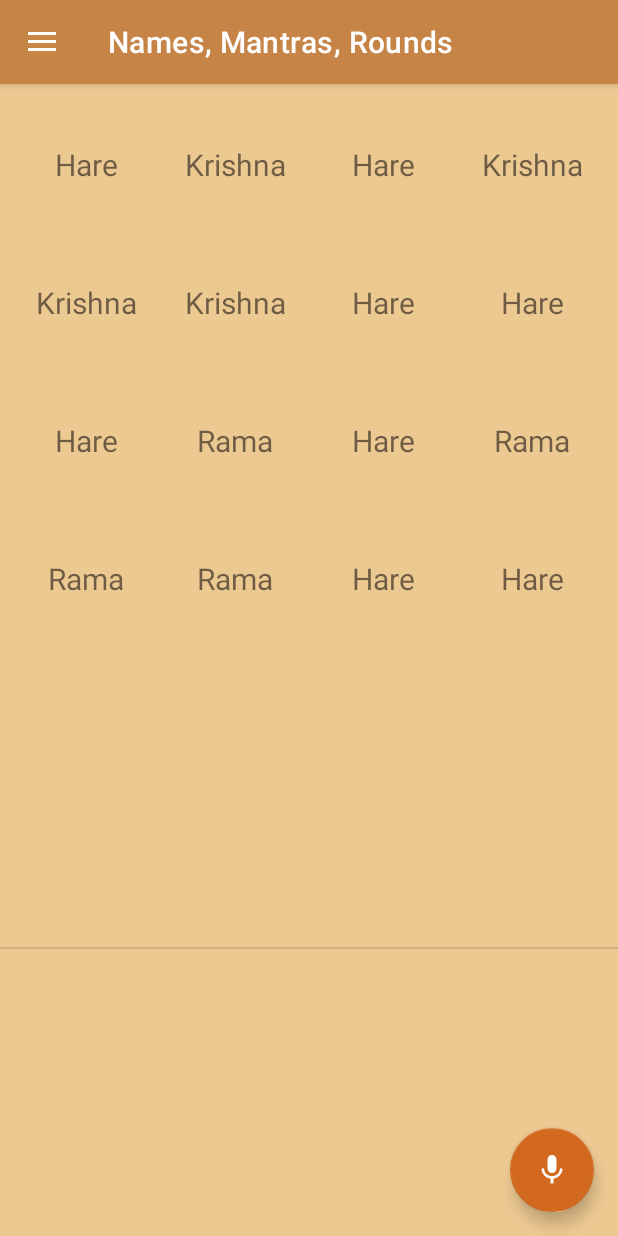
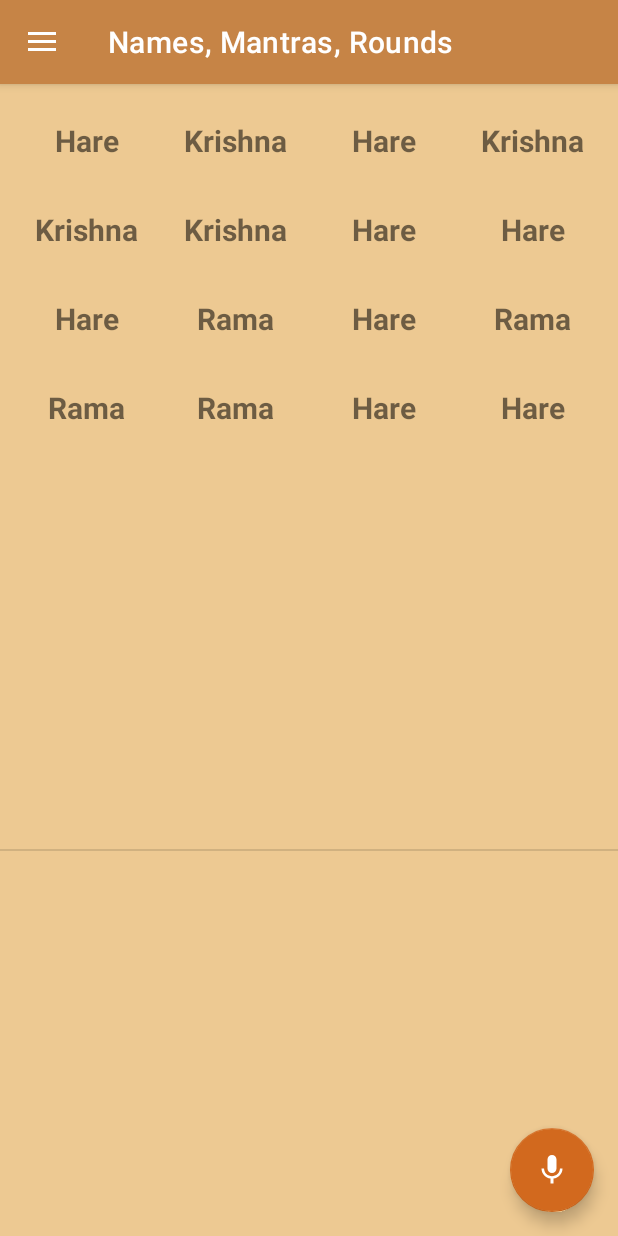
Before and after one commit to Swicegood/hare-krishna-mantra-practice, an Android app: the screen it shows after launch (MainActivity), on a phone screen of 412 x 824 dp. Run offline under Robolectric (Android 15) with nearby library versions, the phone set to English and light mode, and no system bars; our stand-ins replace navigation-ui.

Commit message:
style text

```diff
--- a/app/src/main/res/layout/fragment_first.xml
+++ b/app/src/main/res/layout/fragment_first.xml
@@ -12,7 +12,7 @@
         android:layout_width="wrap_content"
         android:layout_height="wrap_content"
         android:orientation="horizontal"
-        app:layout_constraintGuide_percent="0.5" />
+        app:layout_constraintGuide_percent="0.33" />
 
     <androidx.gridlayout.widget.GridLayout
         android:id="@+id/gridLayout"
--- a/app/src/main/res/values/themes.xml
+++ b/app/src/main/res/values/themes.xml
@@ -21,6 +21,7 @@
     <!-- Custom TextView style -->
     <style name="CustomTextViewStyle">
         <item name="android:textSize">20sp</item>
+        <item name="android:textStyle">bold</item>
     </style>
     <style name="Theme.HareKrishnaMantraPractice.AppBarOverlay" parent="ThemeOverlay.AppCompat.Dark.ActionBar" />
 
```
